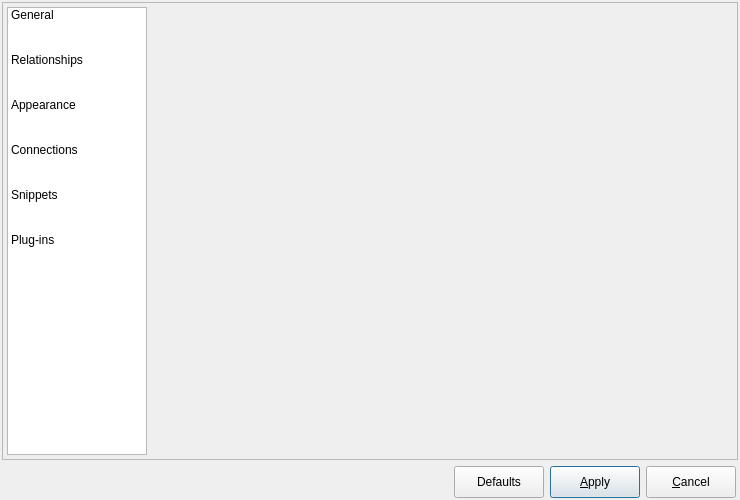
The window that libpgmodeler_ui/ui/configurationform.ui (pgmodeler/pgmodeler) describes before a commit, drawn with Qt 5.
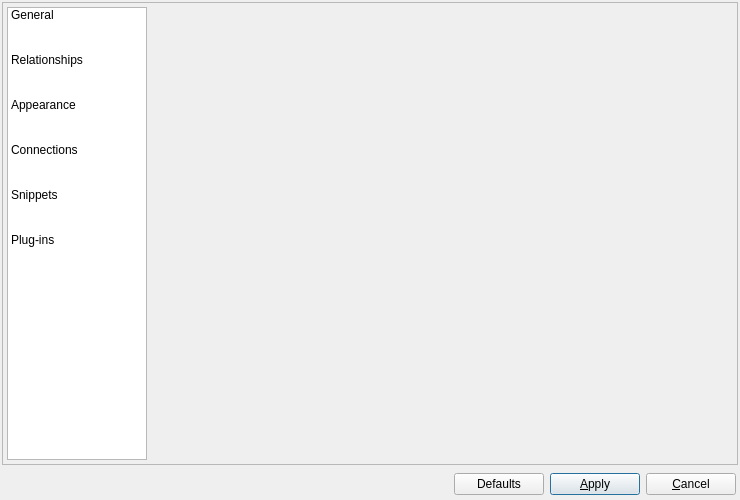
The same window after the commit. Icons and pictures are not drawn.

The edit to the form file:
```diff
--- a/libpgmodeler_ui/ui/configurationform.ui
+++ b/libpgmodeler_ui/ui/configurationform.ui
@@ -338,7 +338,7 @@
        <property name="minimumSize">
         <size>
          <width>90</width>
-         <height>32</height>
+         <height>0</height>
         </size>
        </property>
        <property name="maximumSize">
@@ -354,6 +354,12 @@
         <iconset resource="../res/resources.qrc">
          <normaloff>:/icones/icones/padroes.png</normaloff>:/icones/icones/padroes.png</iconset>
        </property>
+       <property name="iconSize">
+        <size>
+         <width>22</width>
+         <height>22</height>
+        </size>
+       </property>
        <property name="autoDefault">
         <bool>false</bool>
        </property>
@@ -373,7 +379,7 @@
        <property name="minimumSize">
         <size>
          <width>90</width>
-         <height>32</height>
+         <height>0</height>
         </size>
        </property>
        <property name="maximumSize">
@@ -389,6 +395,12 @@
         <iconset resource="../res/resources.qrc">
          <normaloff>:/icones/icones/confirmar.png</normaloff>:/icones/icones/confirmar.png</iconset>
        </property>
+       <property name="iconSize">
+        <size>
+         <width>22</width>
+         <height>22</height>
+        </size>
+       </property>
        <property name="default">
         <bool>true</bool>
        </property>
@@ -405,7 +417,7 @@
        <property name="minimumSize">
         <size>
          <width>90</width>
-         <height>32</height>
+         <height>0</height>
         </size>
        </property>
        <property name="maximumSize">
@@ -421,6 +433,12 @@
         <iconset resource="../res/resources.qrc">
          <normaloff>:/icones/icones/fechar1.png</normaloff>:/icones/icones/fechar1.png</iconset>
        </property>
+       <property name="iconSize">
+        <size>
+         <width>22</width>
+         <height>22</height>
+        </size>
+       </property>
        <property name="flat">
         <bool>false</bool>
        </property>
```
